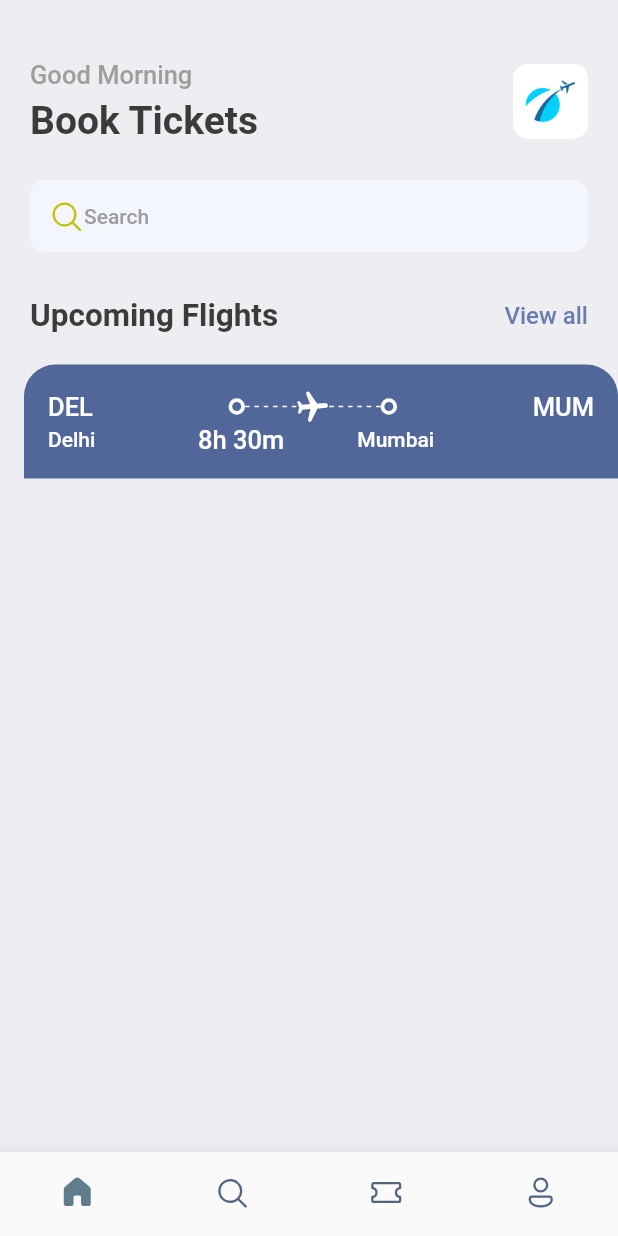
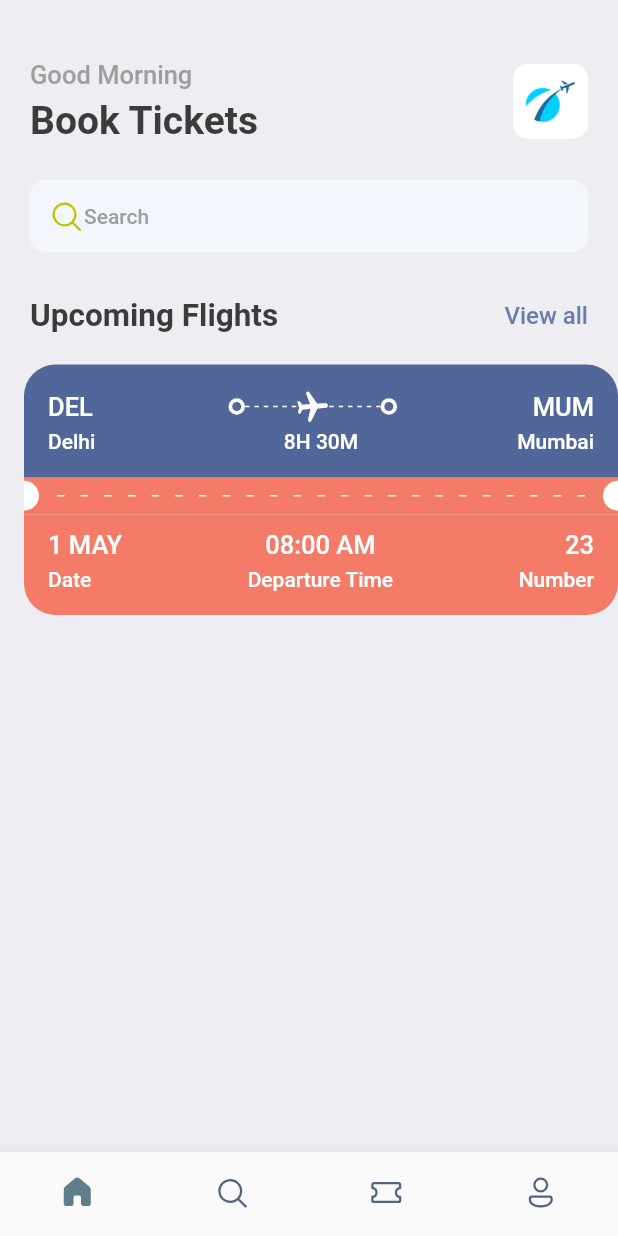
Before and after one commit to sourav091/Ticket_booking, a Flutter app: the screen it shows after launch, on a phone screen of 412 x 824 dp. Run offline on Flutter 3.47's test engine with Material 2 defaults, Android fonts, the phone set to English and light mode, and no system bars; our stand-ins replace fluentui_icons, gap.

Commit message:
Adding transform-rotate widget and  necessary parameters like showing the blue and bottom  orange part of the ticket

```diff
--- a/lib/screens/ticket_view.dart
+++ b/lib/screens/ticket_view.dart
@@ -2,6 +2,7 @@ import 'package:ecommerce_app/utils/app_layout.dart';
 import 'package:ecommerce_app/utils/app_styles.dart';
 import 'package:ecommerce_app/widgets/thick_container.dart';
 import 'package:flutter/material.dart';
+import 'package:gap/gap.dart';
 
 class TicketView extends StatelessWidget {
   const TicketView({Key? key}) : super(key: key);
@@ -15,7 +16,11 @@ class TicketView extends StatelessWidget {
       child: Container(
         margin: const EdgeInsets.only(left: 16),
         child: Column(
+          mainAxisSize: MainAxisSize.min,
           children: [
+            /*
+            showing the blue part of the ticket
+            */
             Container(
               decoration: const BoxDecoration(
                   color: Color(0xFF526799),
@@ -33,8 +38,9 @@ class TicketView extends StatelessWidget {
                             Styles.headLineStyle3.copyWith(color: Colors.white),
                       ),
                       Expanded(child: Container()),
-                    const   ThickContainer(),
-                      Expanded(child: Stack(
+                      const ThickContainer(),
+                      Expanded(
+                          child: Stack(
                         children: [
                           SizedBox(
                             height: 24,
@@ -45,13 +51,19 @@ class TicketView extends StatelessWidget {
                                     "The width is ${constraints.constrainWidth()}");
                                 return Flex(
                                   direction: Axis.horizontal,
-                                mainAxisAlignment: MainAxisAlignment.spaceBetween,
+                                  mainAxisAlignment:
+                                      MainAxisAlignment.spaceBetween,
                                   mainAxisSize: MainAxisSize.max,
-                                children: List.generate((constraints.constrainWidth()/6).floor(), (index) => const SizedBox(
-                                  width: 3, height: 1,
-                                  child: DecoratedBox(decoration: BoxDecoration(
-                                    color: Colors.white
-                                  ),),
+                                  children: List.generate(
+                                      (constraints.constrainWidth() / 6)
+                                          .floor(),
+                                      (index) => const SizedBox(
+                                            width: 3,
+                                            height: 1,
+                                            child: DecoratedBox(
+                                              decoration: BoxDecoration(
+                                                  color: Colors.white),
+                                            ),
                                           )),
                                 );
                               },
@@ -60,12 +72,15 @@ class TicketView extends StatelessWidget {
                           Center(
                             child: Transform.rotate(
                               angle: 1.5,
-                          child:const  Icon(Icons.local_airport_rounded, color: Colors.white,),),
+                              child: const Icon(
+                                Icons.local_airport_rounded,
+                                color: Colors.white,
+                              ),
+                            ),
                           ),
                         ],
                       )),
-
-                     const  ThickContainer(),
+                      const ThickContainer(),
                       Expanded(child: Container()),
                       Text(
                         "MUM",
@@ -74,16 +89,129 @@ class TicketView extends StatelessWidget {
                       )
                     ],
                   ),
+                  const Gap(3),
                   Row(
+                    mainAxisAlignment: MainAxisAlignment.spaceBetween,
                     children: [
                       SizedBox(
-                      width: 100, child: Text('Delhi', style: Styles.headLineStyle4.copyWith(color: Colors.white,),),
+                        width: 100,
+                        child: Text(
+                          'Delhi',
+                          style: Styles.headLineStyle4.copyWith(
+                            color: Colors.white,
                           ),
-                    Text("8h 30m", style: Styles.headLineStyle3.copyWith(color: Colors.white),),
+                        ),
+                      ),
+                      Text(
+                        "8H 30M",
+                        style:
+                            Styles.headLineStyle4.copyWith(color: Colors.white),
+                      ),
                       SizedBox(
-                      width: 100, child: Text('Mumbai', textAlign:TextAlign.end, style: Styles.headLineStyle4.copyWith(color: Colors.white,),),
+                        width: 100,
+                        child: Text(
+                          'Mumbai',
+                          textAlign: TextAlign.end,
+                          style: Styles.headLineStyle4.copyWith(
+                            color: Colors.white,
+                          ),
+                        ),
                       ),
                     ],
+                  )
+                ],
+              ),
+            ),
+            /*
+            showing the orange part of the ticket
+            */
+            Container(
+              color: Styles.orangeColor, //const Color(0xFFF37B67),
+              child: Row(
+                children: [
+                  const SizedBox(
+                    height: 20,
+                    width: 10,
+                    child: DecoratedBox(
+                        decoration: BoxDecoration(
+                            color: Colors.white,
+                            borderRadius: BorderRadius.only(
+                                topRight: Radius.circular(10),
+                                bottomRight: Radius.circular(10)))),
+                  ),
+                  Expanded(child: Padding(
+                    padding: const EdgeInsets.all(12.0),
+                    child: LayoutBuilder(
+                      builder:
+                          (BuildContext context, BoxConstraints constraints) {
+                        return Flex(
+                          direction: Axis.horizontal,
+                          mainAxisAlignment: MainAxisAlignment.spaceBetween,
+                          mainAxisSize: MainAxisSize.max,
+                          children: List.generate((constraints.constrainWidth()/15).floor(), (index) => const SizedBox(
+                                    width: 5,
+                                    height: 1,
+                                    child: DecoratedBox(
+                                        decoration:
+                                            BoxDecoration(color: Colors.white)),
+                                  )),
+                        );
+                      },
+                    ),
+                  )),
+                  const SizedBox(
+                    height: 20,
+                    width: 10,
+                    child: DecoratedBox(
+                        decoration: BoxDecoration(
+                            color: Colors.white,
+                            borderRadius: BorderRadius.only(
+                                topLeft: Radius.circular(10),
+                                bottomLeft: Radius.circular(10)))),
+                  )
+                ],
+              ),
+            ),
+            /*
+            bottom part of the orange ticket
+            */
+            Container(
+              decoration: BoxDecoration(
+                  color: Styles.orangeColor,
+                  borderRadius: BorderRadius.only(
+                      bottomLeft: Radius.circular(21),
+                      bottomRight: Radius.circular(21))),
+              padding: const EdgeInsets.only(left: 16, top: 10, right: 16, bottom: 16),
+              child: Column(
+                children: [
+                  Row(
+                    mainAxisAlignment: MainAxisAlignment.spaceBetween,
+                    children: [
+                      Column(
+                        crossAxisAlignment: CrossAxisAlignment.start,
+                        children: [
+                          Text("1 MAY", style: Styles.headLineStyle3.copyWith(color: Colors.white),),
+                          const Gap(5),
+                          Text("Date", style: Styles.headLineStyle4.copyWith(color: Colors.white),)
+                        ],
+                      ),
+                      Column(
+                        crossAxisAlignment: CrossAxisAlignment.center,
+                        children: [
+                          Text("08:00 AM", style: Styles.headLineStyle3.copyWith(color: Colors.white),),
+                          const Gap(5),
+                          Text("Departure Time", style: Styles.headLineStyle4.copyWith(color: Colors.white),)
+                        ],
+                      ),
+                      Column(
+                        crossAxisAlignment: CrossAxisAlignment.end,
+                        children: [
+                          Text("23", style: Styles.headLineStyle3.copyWith(color: Colors.white),),
+                          const Gap(5),
+                          Text("Number", style: Styles.headLineStyle4.copyWith(color: Colors.white),)
+                        ],
+                      )
+                    ]
                   )
                 ],
               ),
```
Lines whose indentation alone changed are shown as unchanged.
